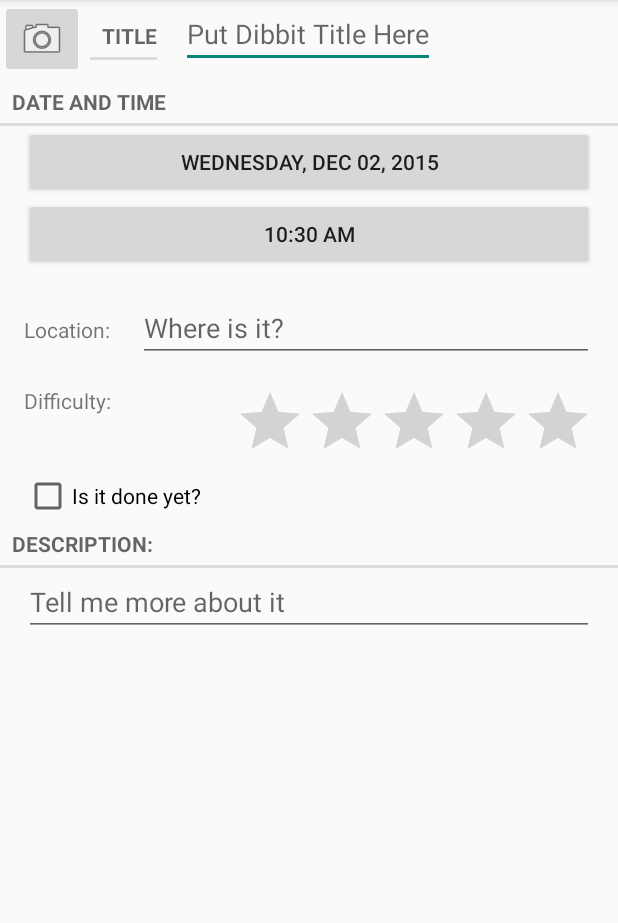
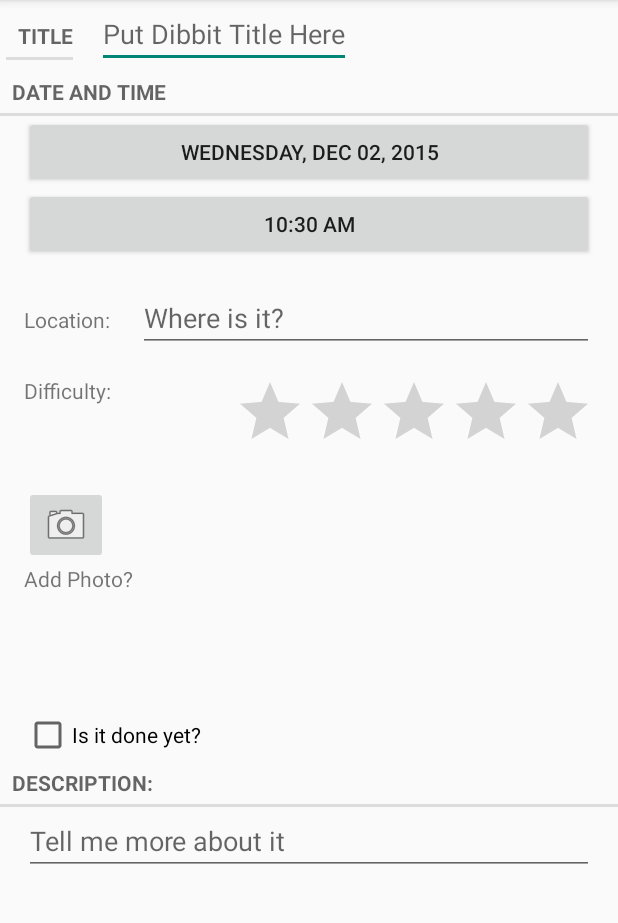
Before and after one commit to mwilli10/Dibbitz, an Android app: the DibbitFragment screen opened directly, with no data from a screen before it, on a phone screen of 412 x 824 dp, the part 84-1007 px from its top. Run offline under Robolectric (Android 15) with nearby library versions, the phone set to English and light mode, and no system bars; libraries missing offline, so code that uses them is left out: com.parse.

Commit message:
Just finished layout with the camera stuff

```diff
--- a/app/src/main/res/layout/fragment_dibbit.xml
+++ b/app/src/main/res/layout/fragment_dibbit.xml
@@ -23,19 +23,9 @@
                 android:layout_height="wrap_content"
                 android:layout_marginRight="4dp">
 
-                <ImageView
-                    android:layout_width="wrap_content"
-                    android:layout_height="wrap_content"
-                    android:id="@+id/dibbit_photo"
-                    android:scaleType="centerInside"
-                    android:background="@android:color/darker_gray"
-                    android:cropToPadding="true"/>
 
-                <ImageButton
-                    android:layout_width="wrap_content"
-                    android:layout_height="wrap_content"
-                    android:id="@+id/dibbit_camera"
-                    android:src="@android:drawable/ic_menu_camera"/>
+
+
             </LinearLayout>
 
         <TextView
@@ -114,6 +104,40 @@
 
     </LinearLayout>
 
+    <RelativeLayout
+        android:orientation="horizontal"
+        android:layout_width="match_parent"
+        android:layout_height="wrap_content"
+        android:layout_marginTop="16dp"
+        android:layout_marginLeft="16dp"
+        android:layout_marginRight="16dp">
+        <ImageButton
+            android:layout_width="wrap_content"
+            android:layout_height="wrap_content"
+            android:id="@+id/dibbit_camera"
+            android:src="@android:drawable/ic_menu_camera"
+            android:layout_gravity="center_horizontal"
+            android:contentDescription="Pic Button"/>
+        <TextView
+            android:layout_width="wrap_content"
+            android:layout_height="wrap_content"
+            android:id="@+id/dibbit_photo_label"
+            android:text="Add Photo?"
+            android:paddingRight="10dp"
+            android:layout_below="@id/dibbit_camera"/>
+
+
+        <ImageView
+            android:layout_width="match_parent"
+            android:layout_height="150dp"
+            android:id="@+id/dibbit_photo"
+            android:scaleType="centerInside"
+            android:background="@android:color/transparent"
+            android:cropToPadding="true"
+            android:layout_toRightOf="@id/dibbit_photo_label"
+            android:contentDescription="Relevant Pic"/>
+    </RelativeLayout>
+
     <CheckBox android:id="@+id/dibbit_done"
               android:layout_width="match_parent"
               android:layout_height="wrap_content"
--- a/app/src/main/res/layout/list_item_dibbit.xml
+++ b/app/src/main/res/layout/list_item_dibbit.xml
@@ -44,7 +44,8 @@
         android:layout_height="30dp"
         android:layout_below ="@id/list_item_dibbit_done_check_box"
         android:layout_toRightOf="@id/list_item_dibbit_date_text_view"
-        android:src="@drawable/bell"/>
+        android:src="@drawable/bell"
+        android:background="@color/dull_light_blue"/>
 
 
 
```
